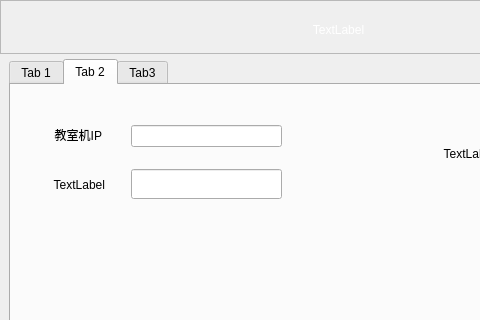
The window that qtpro/student_new/student_end2/VM_Code/setform.ui (kevin201353/qt_student) describes before a commit, drawn with Qt 5; both pictures show x 0 to 480 and y 0 to 320 of the 724 by 530 pixel window.
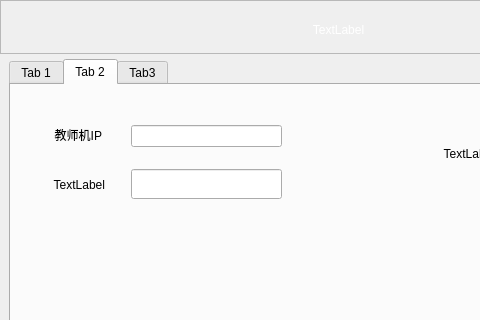
The same window after the commit. Icons and pictures are not drawn.

Diff of the .ui file:
```diff
--- a/qtpro/student_new/student_end2/VM_Code/setform.ui
+++ b/qtpro/student_new/student_end2/VM_Code/setform.ui
@@ -236,7 +236,7 @@
       </rect>
      </property>
      <property name="text">
-      <string>教室机IP</string>
+      <string>教师机IP</string>
      </property>
      <property name="alignment">
       <set>Qt::AlignRight|Qt::AlignTrailing|Qt::AlignVCenter</set>
```
